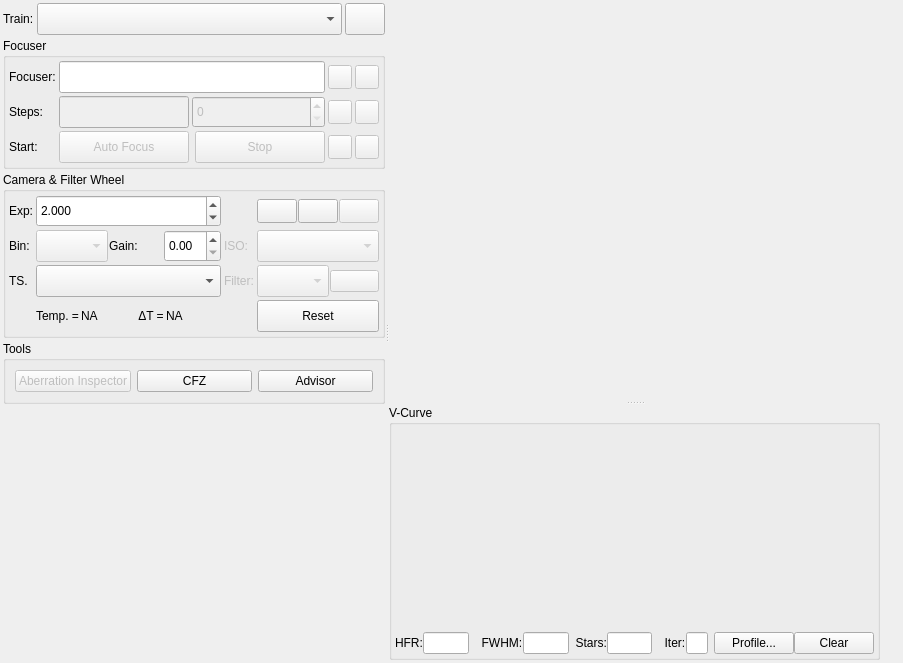
Qt form kstars/ekos/focus/focus.ui (KDE/kstars) before a commit.
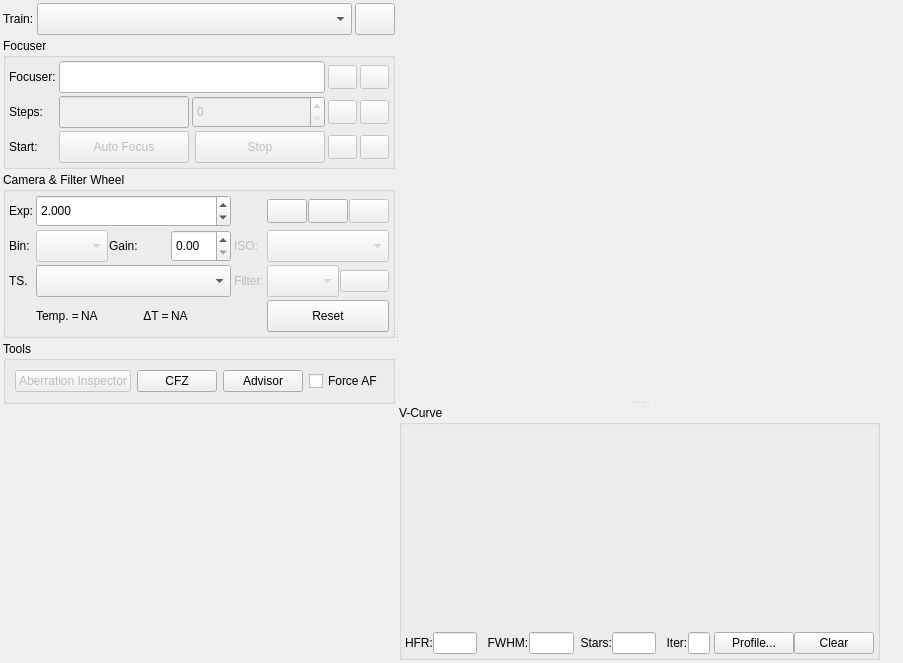
The same form after that commit. Icons and pictures are not drawn. Custom widgets are drawn as their Qt base class.

Commit message: In Sequence Focus Phase 2

What changed in the file:
```diff
--- a/kstars/ekos/focus/focus.ui
+++ b/kstars/ekos/focus/focus.ui
@@ -936,6 +936,16 @@
             </property>
            </widget>
           </item>
+          <item>
+           <widget class="QCheckBox" name="forceInSeqAF">
+            <property name="toolTip">
+             <string>&lt;html&gt;&lt;head/&gt;&lt;body&gt;&lt;p&gt;Check to force an ad-hoc In-Sequence Autofocus at the completion of the current subframe.&lt;/p&gt;&lt;/body&gt;&lt;/html&gt;</string>
+            </property>
+            <property name="text">
+             <string>Force AF</string>
+            </property>
+           </widget>
+          </item>
          </layout>
         </widget>
        </item>
```
The commit also changes 18 other files.
